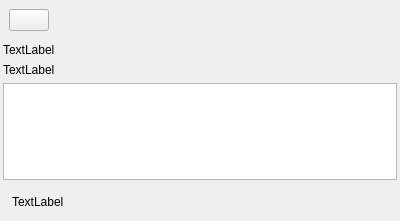
drinch/TaskList, file TaskList/taskpage.ui: the form before one commit.
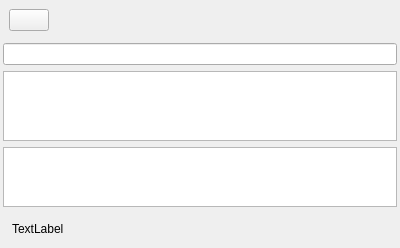
The form after the commit.

```diff
--- a/TaskList/taskpage.ui
+++ b/TaskList/taskpage.ui
@@ -77,21 +77,20 @@
        <number>3</number>
       </property>
       <item>
-       <widget class="QLabel" name="titleLabel">
-        <property name="text">
-         <string>TextLabel</string>
-        </property>
-       </widget>
+       <widget class="QLineEdit" name="titleEdit"/>
       </item>
       <item>
-       <widget class="QLabel" name="infoLabel">
-        <property name="text">
-         <string>TextLabel</string>
-        </property>
-       </widget>
+       <widget class="QTextEdit" name="infoEdit"/>
       </item>
       <item>
-       <widget class="QListWidget" name="subTaskWidget"/>
+       <widget class="QListWidget" name="subTaskWidget">
+        <property name="maximumSize">
+         <size>
+          <width>16777215</width>
+          <height>60</height>
+         </size>
+        </property>
+       </widget>
       </item>
       <item>
        <widget class="QWidget" name="dateInfoWidget" native="true">
```
